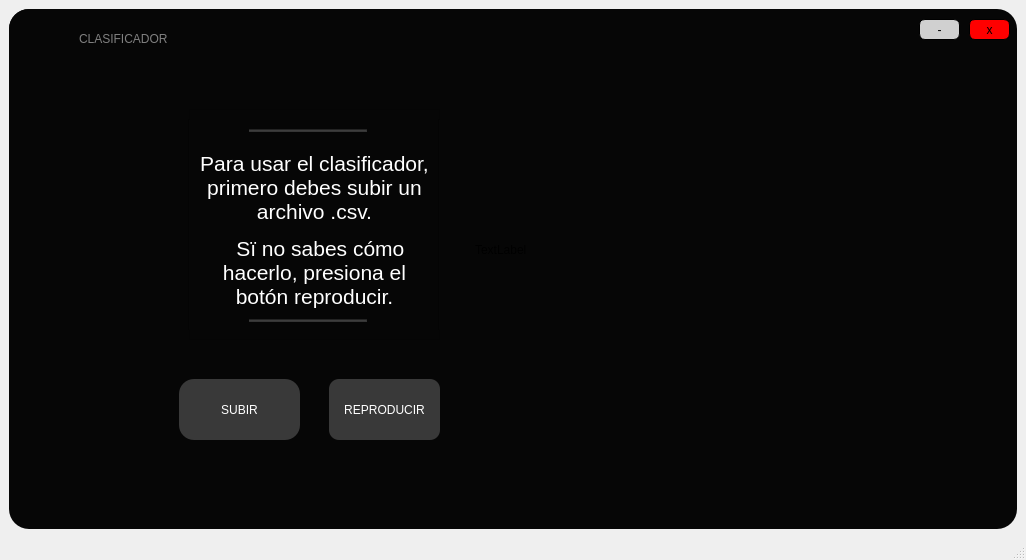
ThomyALUN/proyecto1-estructuras, file Ventana1.ui: the form before one commit.
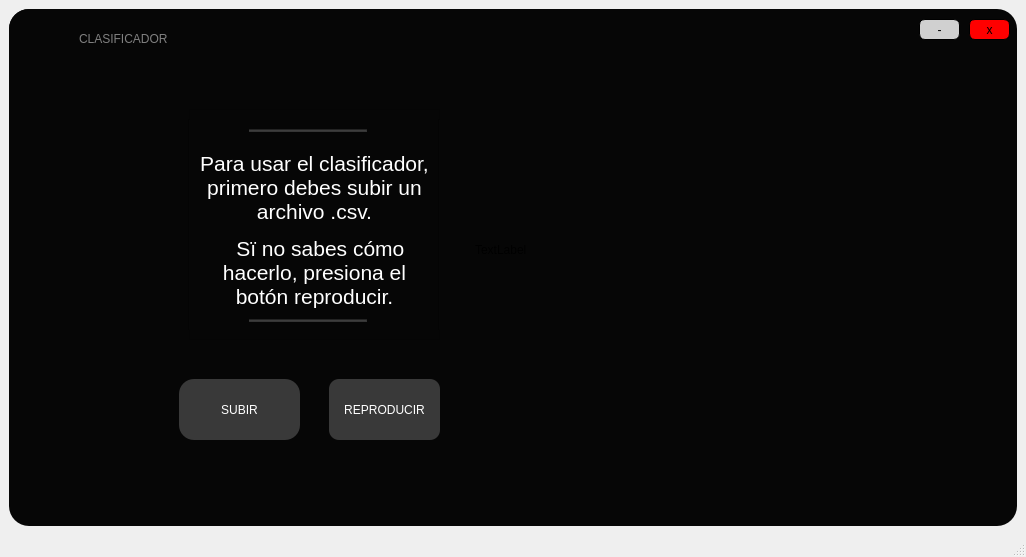
The form after the commit. Icons and pictures are not drawn.

Commit message: Ventana 3 corriendo

Patch:
```diff
--- a/Ventana1.ui
+++ b/Ventana1.ui
@@ -7,7 +7,7 @@
     <x>0</x>
     <y>0</y>
     <width>1026</width>
-    <height>560</height>
+    <height>557</height>
    </rect>
   </property>
   <property name="windowTitle">
```
Left out of the diff: 2 changed lines with no effect on the pictures. The commit also changes 5 other files.
